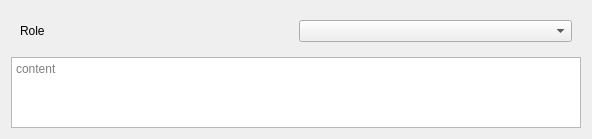
Above: lima_gui/view/chat_item.ui from oKatanaaa/lima-gui before the change. Below: the same form after it.
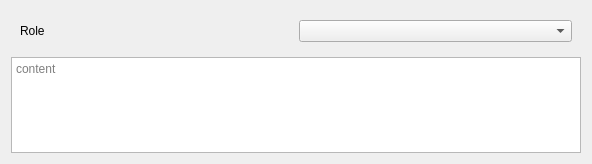
That is the form after the change.

What changed in the file:
```diff
--- a/lima_gui/view/chat_item.ui
+++ b/lima_gui/view/chat_item.ui
@@ -7,11 +7,11 @@
     <x>0</x>
     <y>0</y>
     <width>592</width>
-    <height>139</height>
+    <height>164</height>
    </rect>
   </property>
   <property name="sizePolicy">
-   <sizepolicy hsizetype="Preferred" vsizetype="Preferred">
+   <sizepolicy hsizetype="Expanding" vsizetype="Expanding">
     <horstretch>0</horstretch>
     <verstretch>0</verstretch>
    </sizepolicy>
@@ -20,6 +20,9 @@
    <string>Form</string>
   </property>
   <layout class="QVBoxLayout" name="verticalLayout_2">
+   <property name="sizeConstraint">
+    <enum>QLayout::SetMinimumSize</enum>
+   </property>
    <item>
     <layout class="QVBoxLayout" name="verticalLayout">
      <property name="sizeConstraint">
```
Left out of the diff: 5 changed lines with no effect on the pictures.
